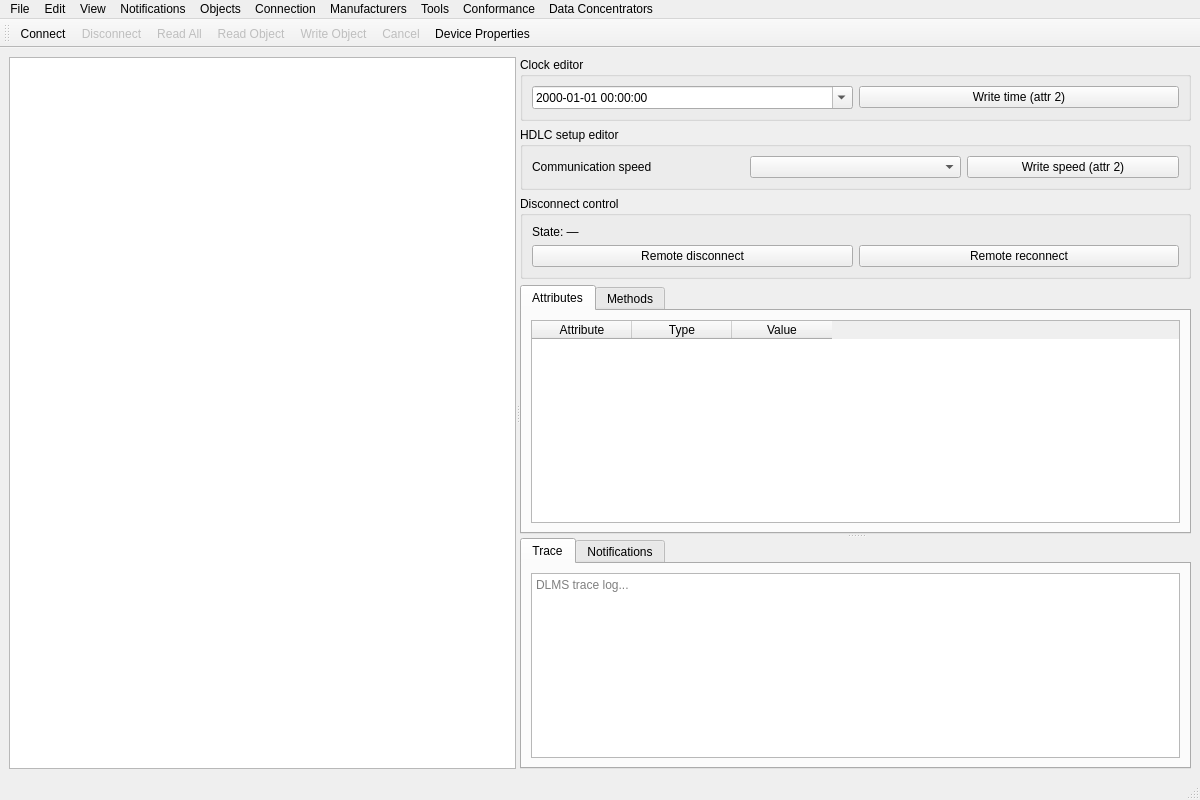
The window that src/ui/MainWindow.ui (dimoniche/GXDLMSDirector) describes before a commit, drawn with Qt 5.
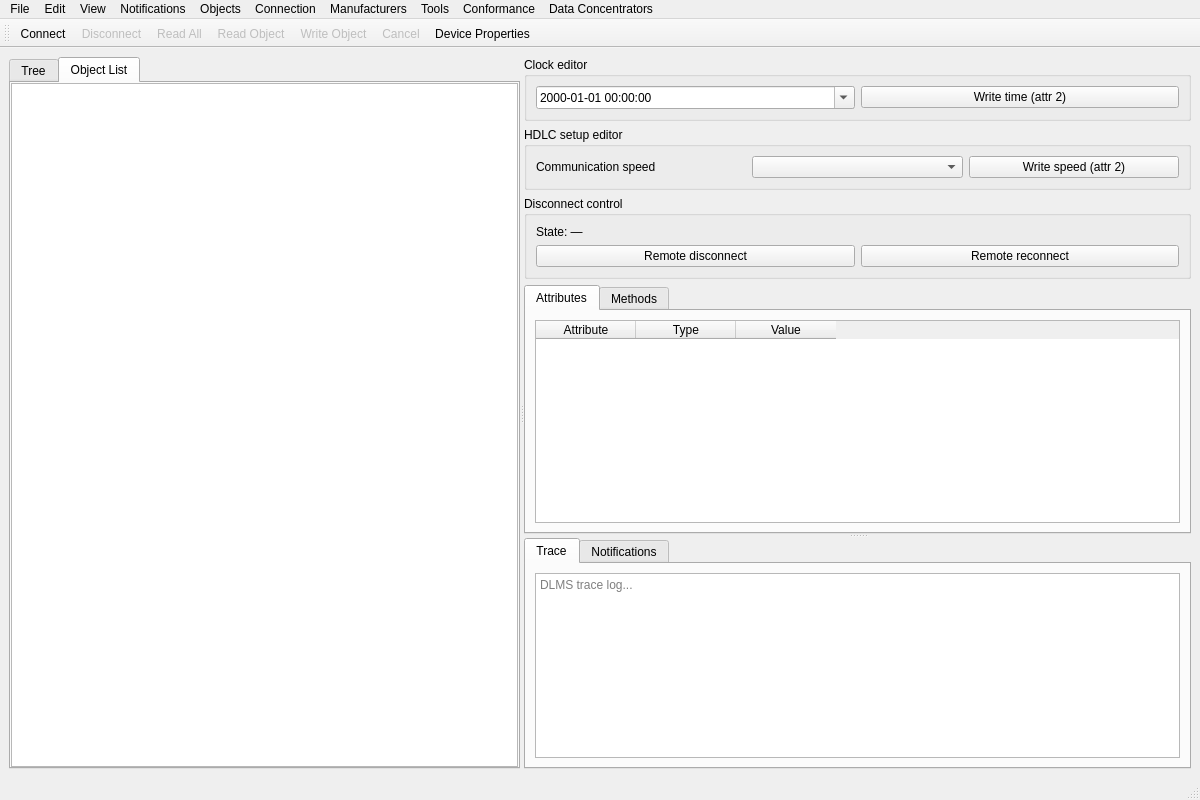
The same window after the commit. The open tabs and pages were chosen to show the change.

Commit message: fix: parametr tree

```diff
--- a/src/ui/MainWindow.ui
+++ b/src/ui/MainWindow.ui
@@ -20,10 +20,62 @@
       <property name="orientation">
        <enum>Qt::Horizontal</enum>
       </property>
-      <widget class="QTreeView" name="objectTree">
-       <property name="headerHidden">
-        <bool>true</bool>
+      <widget class="QTabWidget" name="navigationTabs">
+       <property name="currentIndex">
+        <number>0</number>
        </property>
+       <widget class="QWidget" name="objectTreeTab">
+        <attribute name="title">
+         <string>Tree</string>
+        </attribute>
+        <layout class="QVBoxLayout" name="objectTreeTabLayout">
+         <property name="leftMargin">
+          <number>0</number>
+         </property>
+         <property name="topMargin">
+          <number>0</number>
+         </property>
+         <property name="rightMargin">
+          <number>0</number>
+         </property>
+         <property name="bottomMargin">
+          <number>0</number>
+         </property>
+         <item>
+          <widget class="QTreeView" name="objectTree">
+           <property name="headerHidden">
+            <bool>true</bool>
+           </property>
+          </widget>
+         </item>
+        </layout>
+       </widget>
+       <widget class="QWidget" name="objectListTab">
+        <attribute name="title">
+         <string>Object List</string>
+        </attribute>
+        <layout class="QVBoxLayout" name="objectListTabLayout">
+         <property name="leftMargin">
+          <number>0</number>
+         </property>
+         <property name="topMargin">
+          <number>0</number>
+         </property>
+         <property name="rightMargin">
+          <number>0</number>
+         </property>
+         <property name="bottomMargin">
+          <number>0</number>
+         </property>
+         <item>
+          <widget class="QTreeView" name="objectList">
+           <property name="headerHidden">
+            <bool>true</bool>
+           </property>
+          </widget>
+         </item>
+        </layout>
+       </widget>
       </widget>
        <widget class="QSplitter" name="rightSplitter">
        <property name="orientation">
```
Left out of the diff: 16 changed lines with no effect on the pictures. The commit also changes 3 other files.
